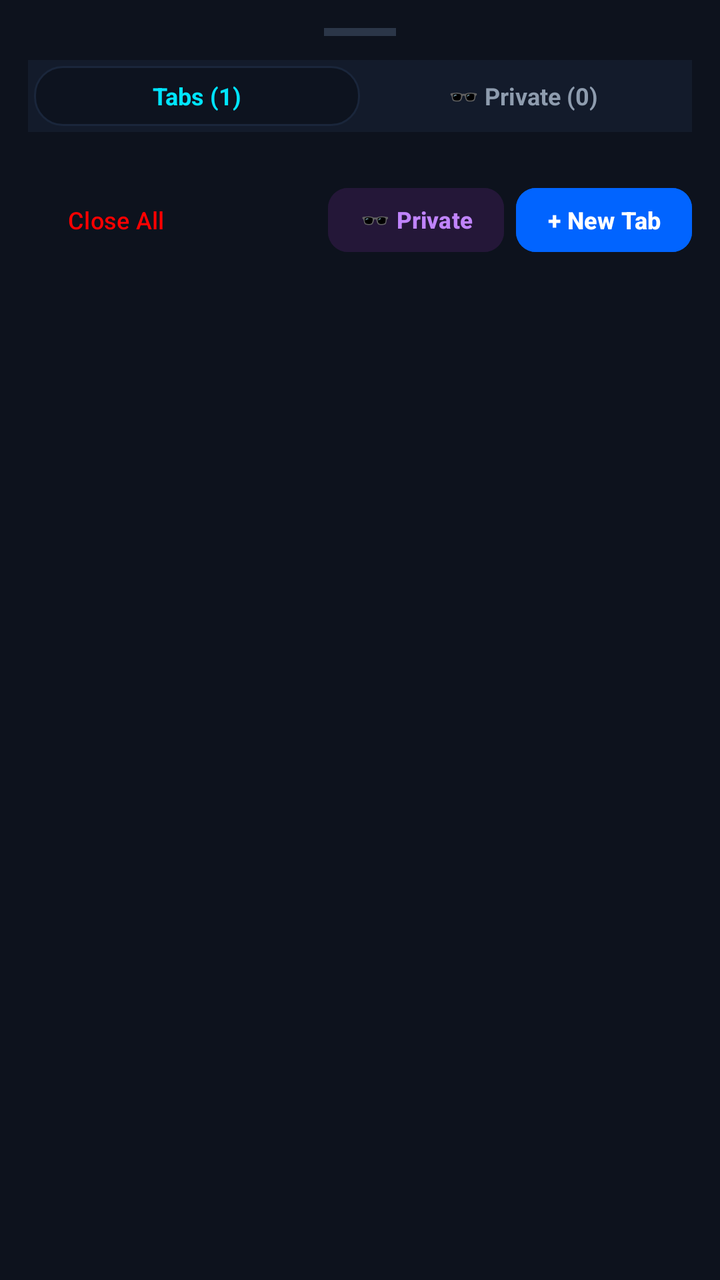
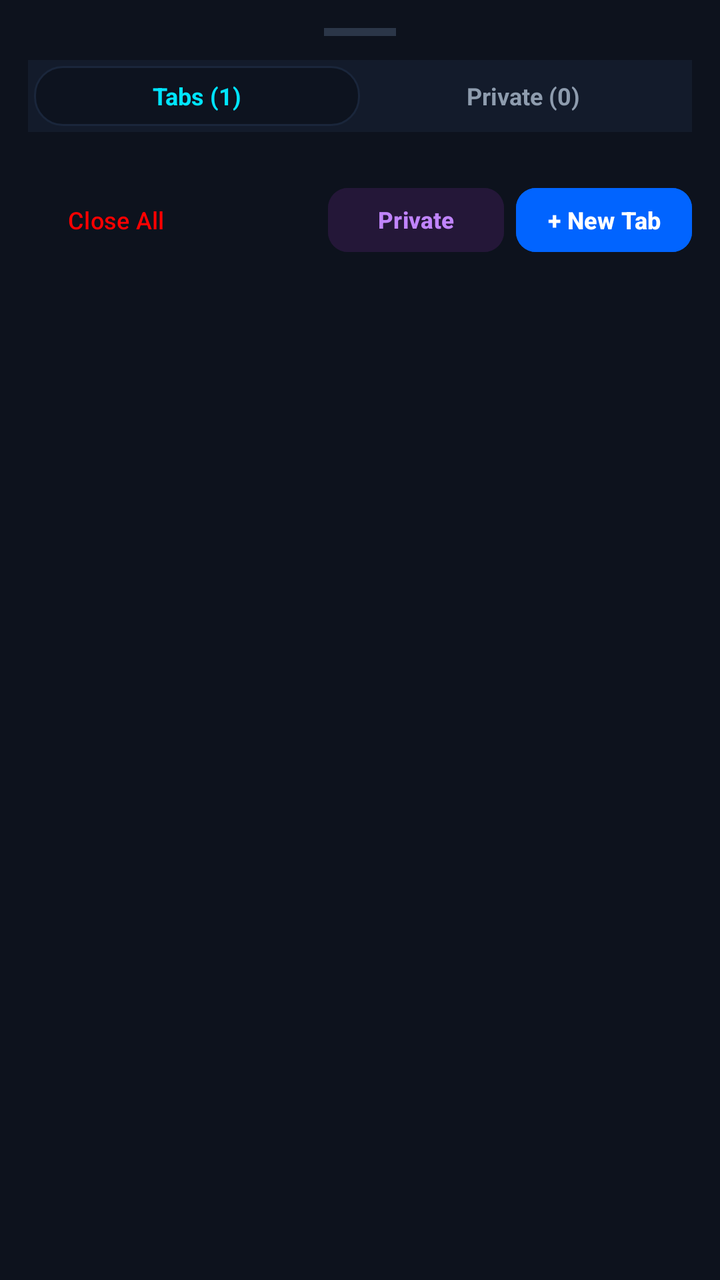

The first picture is an Android layout as it rendered before a commit; the second is the same layout after the commit. The layout source and the unified diff follow.
<!-- AndroidManifest.xml: application theme Theme.AdShield -->
<!-- res/layout/sheet_tab_switcher.xml -->
<?xml version="1.0" encoding="utf-8"?>
<LinearLayout xmlns:android="http://schemas.android.com/apk/res/android"
    xmlns:app="http://schemas.android.com/apk/res-auto"
    android:layout_width="match_parent"
    android:layout_height="wrap_content"
    android:background="#0D121D"
    android:orientation="vertical"
    android:padding="14dp">

    
    <View
        android:layout_width="36dp"
        android:layout_height="4dp"
        android:layout_gravity="center_horizontal"
        android:layout_marginBottom="12dp"
        android:background="#2B3648" />

    
    <LinearLayout
        android:layout_width="match_parent"
        android:layout_height="36dp"
        android:layout_marginBottom="12dp"
        android:background="#131B2B"
        android:orientation="horizontal"
        android:padding="3dp">

        <TextView
            android:id="@+id/btnFilterNormal"
            android:layout_width="0dp"
            android:layout_height="match_parent"
            android:layout_weight="1"
            android:background="@drawable/bg_stat_chip"
            android:gravity="center"
            android:text="Tabs (1)"
            android:textColor="@color/fokk_cyan"
            android:textSize="12sp"
            android:textStyle="bold" />

        <TextView
            android:id="@+id/btnFilterPrivate"
            android:layout_width="0dp"
            android:layout_height="match_parent"
            android:layout_weight="1"
            android:gravity="center"
            android:text="🕶️ Private (0)"
            android:textColor="@color/text_secondary"
            android:textSize="12sp"
            android:textStyle="bold" />
    </LinearLayout>

    
    <androidx.core.widget.NestedScrollView
        android:layout_width="match_parent"
        android:layout_height="wrap_content"
        android:maxHeight="440dp">

        <LinearLayout
            android:id="@+id/layoutTabsGrid"
            android:layout_width="match_parent"
            android:layout_height="wrap_content"
            android:orientation="vertical" />
    </androidx.core.widget.NestedScrollView>

    
    <LinearLayout
        android:layout_width="match_parent"
        android:layout_height="wrap_content"
        android:layout_marginTop="12dp"
        android:gravity="center_vertical"
        android:orientation="horizontal">

        <com.google.android.material.button.MaterialButton
            android:id="@+id/btnCloseAllTabs"
            style="@style/Widget.Material3.Button.TextButton"
            android:layout_width="wrap_content"
            android:layout_height="40dp"
            android:paddingHorizontal="10dp"
            android:text="Close All"
            android:textColor="@color/youtube_red"
            android:textSize="12sp" />

        <View
            android:layout_width="0dp"
            android:layout_height="1dp"
            android:layout_weight="1" />

        <com.google.android.material.button.MaterialButton
            android:id="@+id/btnNewPrivateTab"
            style="@style/Widget.Material3.Button.TonalButton"
            android:layout_width="wrap_content"
            android:layout_height="40dp"
            android:layout_marginEnd="6dp"
            android:backgroundTint="#241738"
            android:paddingHorizontal="10dp"
            android:text="🕶️ Private"
            android:textColor="#C084FC"
            android:textSize="11.5sp"
            android:textStyle="bold"
            app:cornerRadius="10dp" />

        <com.google.android.material.button.MaterialButton
            android:id="@+id/btnNewTabSheet"
            android:layout_width="wrap_content"
            android:layout_height="40dp"
            android:backgroundTint="@color/fokk_blue"
            android:paddingHorizontal="14dp"
            android:text="+ New Tab"
            android:textColor="@color/text_primary"
            android:textSize="12sp"
            android:textStyle="bold"
            app:cornerRadius="10dp" />
    </LinearLayout>

</LinearLayout>
<!-- resources referenced by this layout -->
<resources>
  <color name="fokk_blue">#0164FF</color>
  <color name="fokk_cyan">#00E5FF</color>
  <color name="text_primary">#FFFFFF</color>
  <color name="text_secondary">#8E9CAE</color>
  <color name="youtube_red">#FF0000</color>
  <!-- drawable bg_stat_chip (drawable) -->
  <?xml version="1.0" encoding="utf-8"?>
  <shape xmlns:android="http://schemas.android.com/apk/res/android"
      android:shape="rectangle">
      <corners android:radius="14dp" />
      <solid android:color="#0D131F" />
      <stroke
          android:width="1dp"
          android:color="#1A263B" />
  </shape>
  <style name="Theme.AdShield" parent="Theme.Material3.Dark.NoActionBar">
          <item name="colorPrimary">@color/secondary</item>
          <item name="colorSecondary">@color/accent_green</item>
          <item name="android:statusBarColor">@color/background_dark</item>
          <item name="android:navigationBarColor">@color/background_dark</item>
          <item name="android:windowBackground">@color/background_dark</item>
      </style>
  <color name="secondary">#00E5FF</color>
  <color name="accent_green">#00E676</color>
  <color name="background_dark">#090D14</color>
</resources>

<!-- the commit's change to res/layout/sheet_tab_switcher.xml (unified diff, before → after) -->
@@ -42,7 +42,7 @@
             android:layout_height="match_parent"
             android:layout_weight="1"
             android:gravity="center"
-            android:text="🕶️ Private (0)"
+            android:text="Private (0)"
             android:textColor="@color/text_secondary"
             android:textSize="12sp"
             android:textStyle="bold" />
@@ -92,7 +92,7 @@
             android:layout_marginEnd="6dp"
             android:backgroundTint="#241738"
             android:paddingHorizontal="10dp"
-            android:text="🕶️ Private"
+            android:text="Private"
             android:textColor="#C084FC"
             android:textSize="11.5sp"
             android:textStyle="bold"
